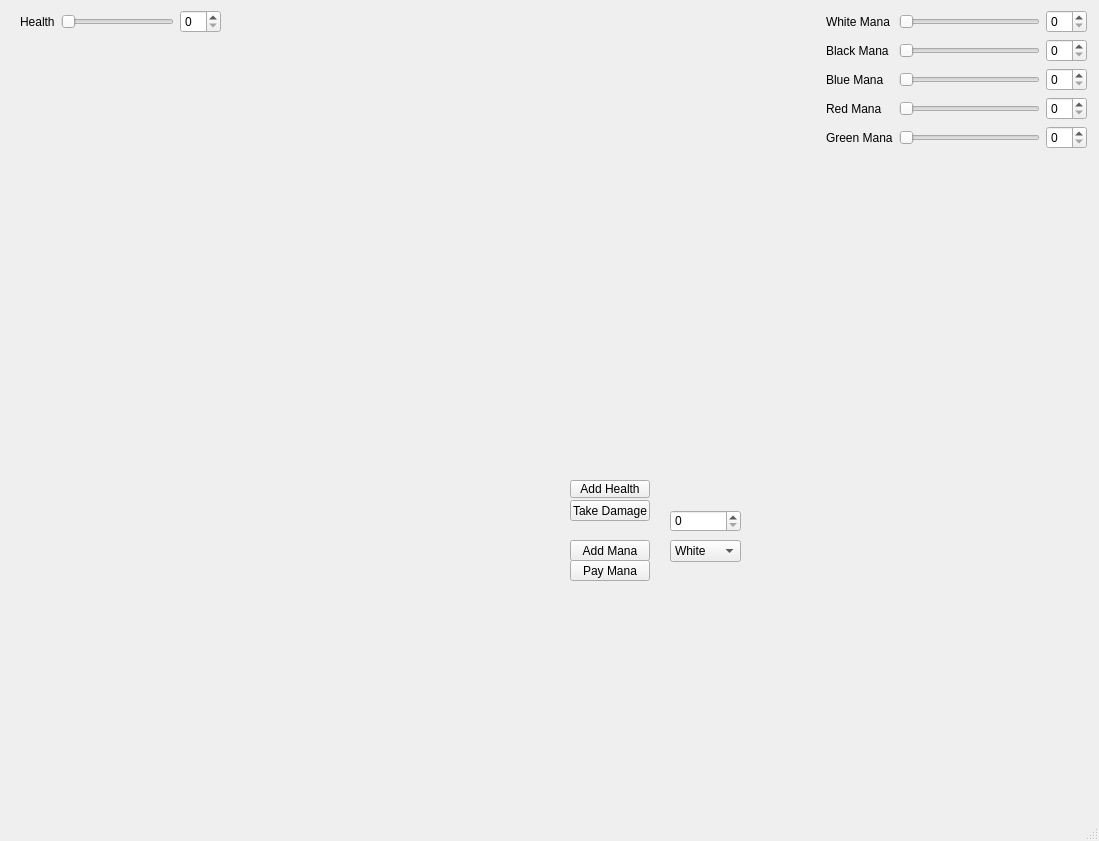
Above: mainwindow.ui from chammond123/Magic-Tutorial before the change. Below: the same form after it.
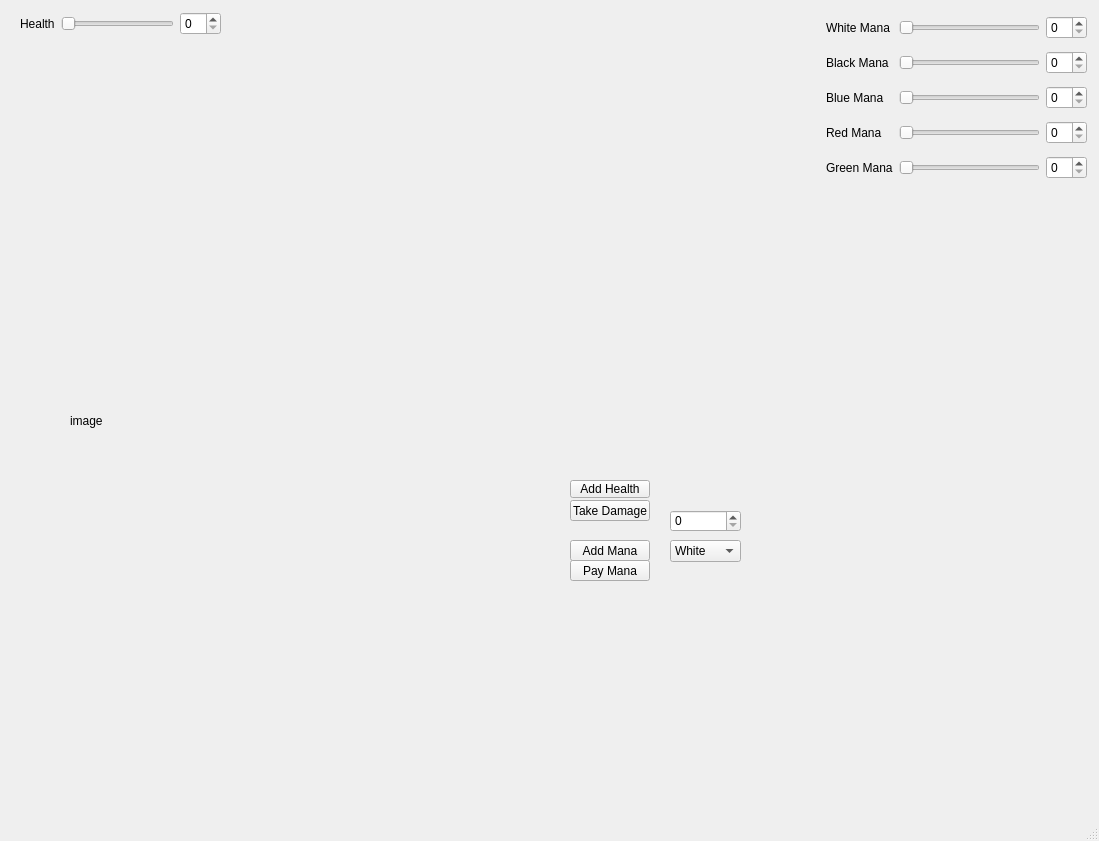
That is the form after the change.

Commit message: Tested the api a little more, got image to show

The edit to the form file:
```diff
--- a/mainwindow.ui
+++ b/mainwindow.ui
@@ -117,7 +117,7 @@
       <x>826</x>
       <y>10</y>
       <width>261</width>
-      <height>139</height>
+      <height>175</height>
      </rect>
     </property>
     <layout class="QGridLayout" name="gridLayout">
@@ -214,7 +214,7 @@
       <x>20</x>
       <y>10</y>
       <width>201</width>
-      <height>23</height>
+      <height>27</height>
      </rect>
     </property>
     <layout class="QGridLayout" name="gridLayout_2">
@@ -244,6 +244,19 @@
      </item>
     </layout>
    </widget>
+   <widget class="QLabel" name="imageLabel">
+    <property name="geometry">
+     <rect>
+      <x>70</x>
+      <y>150</y>
+      <width>361</width>
+      <height>541</height>
+     </rect>
+    </property>
+    <property name="text">
+     <string>image</string>
+    </property>
+   </widget>
   </widget>
   <widget class="QMenuBar" name="menubar">
    <property name="geometry">
```
Left out of the diff: 2 changed lines with no effect on the pictures. The commit also changes 4 other files.
